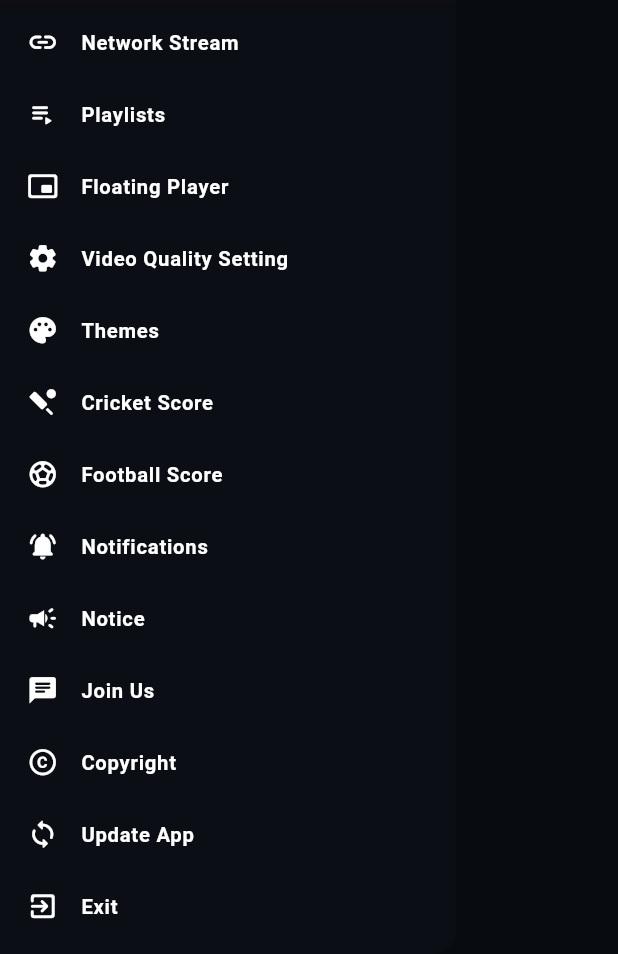
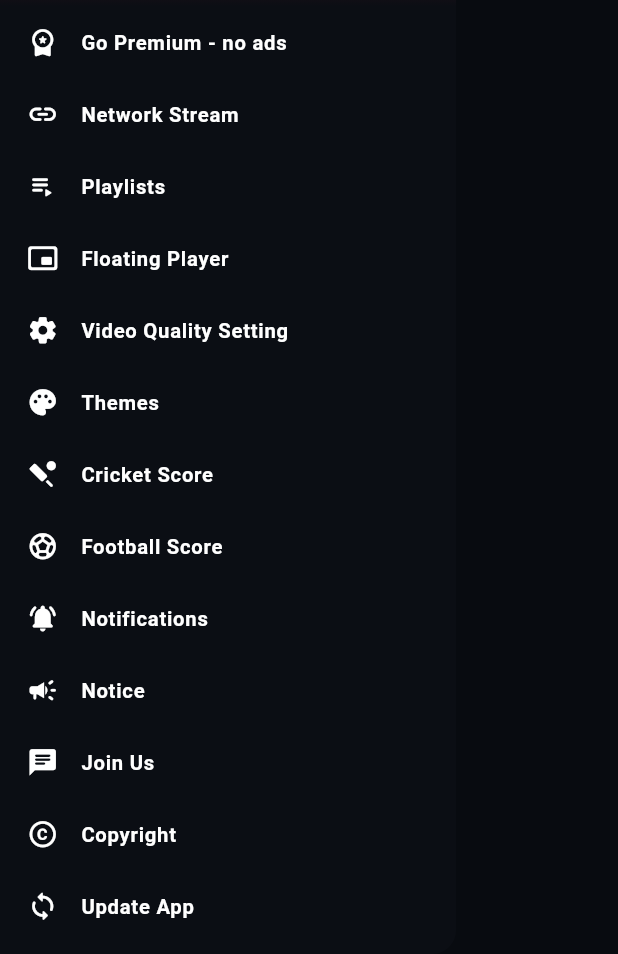
Before and after one commit to Deeprows/myflutter-app, a Flutter app: the FootboliveDrawer widget shown alone on an empty page, opened directly, on a phone screen of 412 x 824 dp, the part 282-1236 px from its top. Run offline on Flutter 3.47's test engine with Material 3 defaults, Android fonts, the phone set to English and light mode, and no system bars; our stand-ins replace firebase_core, firebase_messaging, permission_handler, shared_preferences, video_player, wakelock_plus and 1 more; missing offline and left inert: android_intent_plus, flutter_downloader, webview_flutter_android; accounts and stored records are empty; network calls fail; project files that could hold a hidden picture were left out.

Commit message:
Integrate subscription service in app drawer
Added subscription options to the app drawer.

```diff
--- a/lib/widgets/app_drawer.dart
+++ b/lib/widgets/app_drawer.dart
@@ -8,6 +8,8 @@ import '../config.dart';
 import '../screens/browser_screen.dart';
 import '../screens/network_stream_screen.dart';
 import '../screens/playlists_screen.dart';
+import '../screens/plans_screen.dart';
+import '../services/subscription_service.dart';
 import '../services/settings_service.dart';
 import 'notification_settings.dart';
 import '../theme/app_theme.dart';
@@ -91,6 +93,13 @@ class FootboliveDrawer extends StatelessWidget {
               padding: EdgeInsets.only(
                   bottom: MediaQuery.of(context).viewPadding.bottom + 16),
               children: [
+                if (SubscriptionService.instance.enabled)
+                  item(
+                      Icons.workspace_premium_rounded,
+                      SubscriptionService.instance.isPremium
+                          ? 'Premium (active)'
+                          : 'Go Premium - no ads',
+                      (c) => _push(c, const PlansScreen())),
                 item(Icons.link_rounded, 'Network Stream',
                     (c) => _push(c, const NetworkStreamScreen())),
                 item(Icons.playlist_play_rounded, 'Playlists',
```
